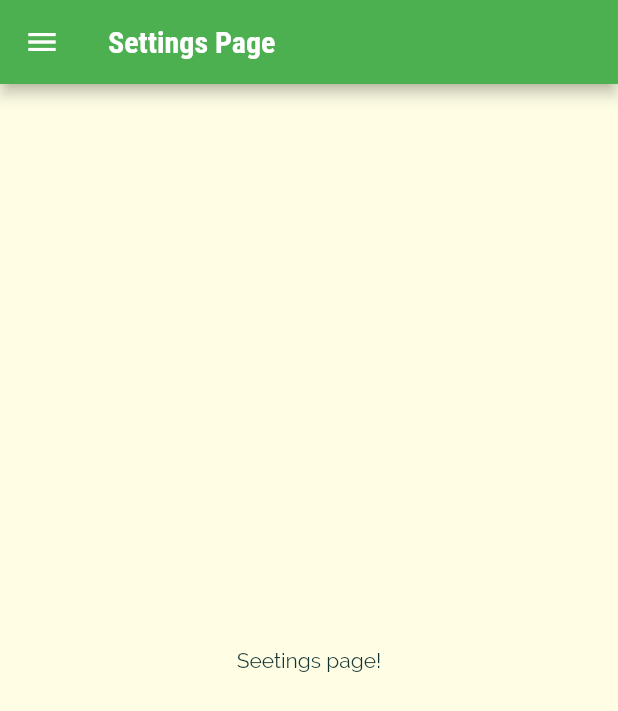
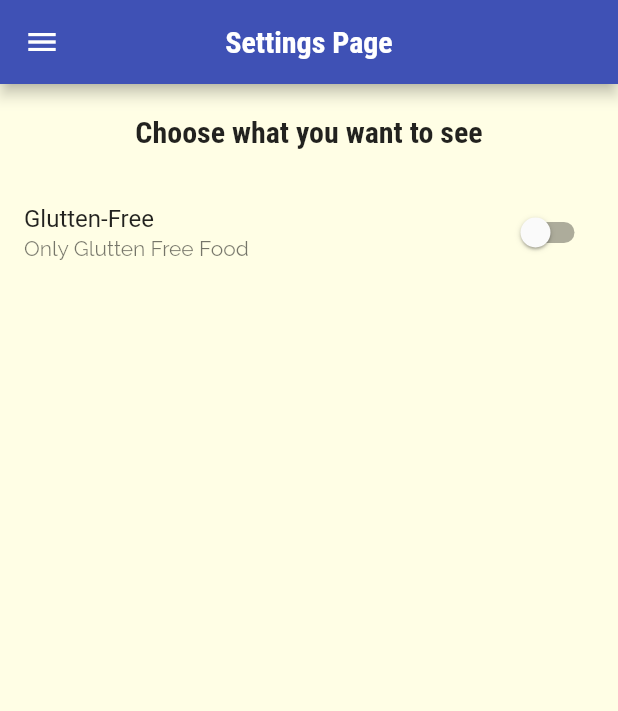
Before and after one commit to josuearroliga/RestaurantApp, a Flutter app: the SettingsScreen screen opened by its route, on a phone screen of 412 x 824 dp. Shown: the top 711 px of the screen. Run offline on Flutter 3.47's test engine with Material 2 defaults, Android fonts, the phone set to English and light mode, and no system bars; missing offline and left inert: dart:ffi.

Commit message:
22722 Updates and added the Cpability to add toggle bars in the settings page insiede the drawer

```diff
--- a/lib/screens/meal_detail_screen.dart
+++ b/lib/screens/meal_detail_screen.dart
@@ -70,7 +70,8 @@ class MealDetailScreen extends StatelessWidget {
                           EdgeInsets.symmetric(vertical: 5, horizontal: 10),
                       child: Text(
                         mealFinder.ingredients[index],
-                        style: TextStyle(fontWeight: FontWeight.w600),
+                        style: TextStyle(
+                            fontWeight: FontWeight.w600, color: Colors.white),
                       )),
                 ),
                 itemCount: mealFinder.ingredients.length,
--- a/lib/screens/settings_screen.dart
+++ b/lib/screens/settings_screen.dart
@@ -2,23 +2,63 @@ import 'package:flutter/material.dart';
 
 import '../widgets/main_drawer.dart';
 
-class SettingsScreen extends StatelessWidget {
+class SettingsScreen extends StatefulWidget {
   static const routeName = '/settings-details';
 
   @override
+  State<SettingsScreen> createState() => _SettingsScreenState();
+}
+
+class _SettingsScreenState extends State<SettingsScreen> {
+  final maindrawer = MainDrawer();
+  var _isVegetarian = false;
+  var _isVegan = false;
+  var _gluttenFree = false;
+  var _lactoseFree = false;
+
+  //Creating a builder method for the toggles.
+  Widget toggleBuilder(
+      bool variable, String title, String subtitle, Function updateValue) {
+    return SwitchListTile(
+      title: Text(title),
+      value: _gluttenFree,
+      subtitle: Text(subtitle),
+      onChanged: updateValue,
+    );
+  }
+
+  @override
   Widget build(BuildContext context) {
-    final maindrawer = MainDrawer();
-
     return Scaffold(
       appBar: AppBar(
         title: Text('Settings Page'),
+        centerTitle: true,
       ),
       //We use the built in caller named "drwawer" to call maindrawer.
       drawer: MainDrawer(),
-      body: Center(
-        child: Container(
-          child: Text('Seetings page!'),
-        ),
+      //Since we want to have mutliple toggles in the page we will need to instantiate
+      //their boolean values when the switch is pressed.
+      body: Column(
+        children: [
+          Container(
+            padding: EdgeInsets.all(20),
+            child: Text('Choose what you want to see',
+                style: Theme.of(context).textTheme.headline6),
+          ),
+          Expanded(
+            child: ListView(
+              children: <Widget>[
+                toggleBuilder(
+                    _gluttenFree, 'Glutten-Free', 'Only Glutten Free Food',
+                    (newValue) {
+                  setState(() {
+                    _gluttenFree = newValue;
+                  });
+                }),
+              ],
+            ),
+          ),
+        ],
       ),
     );
   }
```
Also changed, not shown: lib/main.dart (+5 -3 lines).
